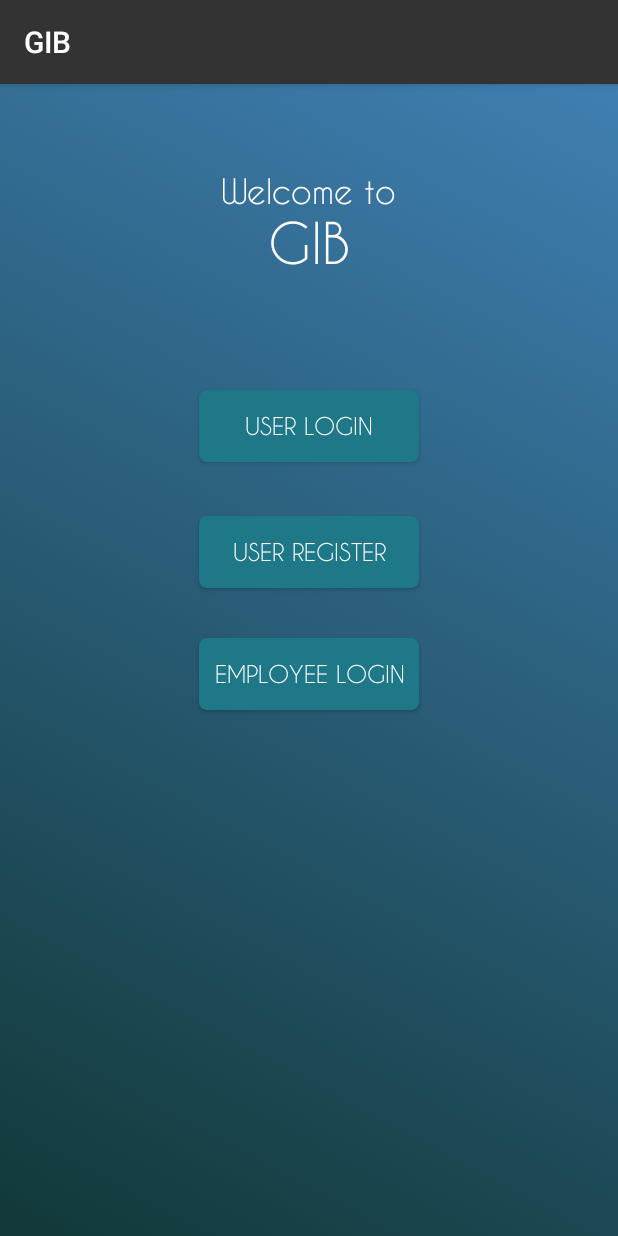
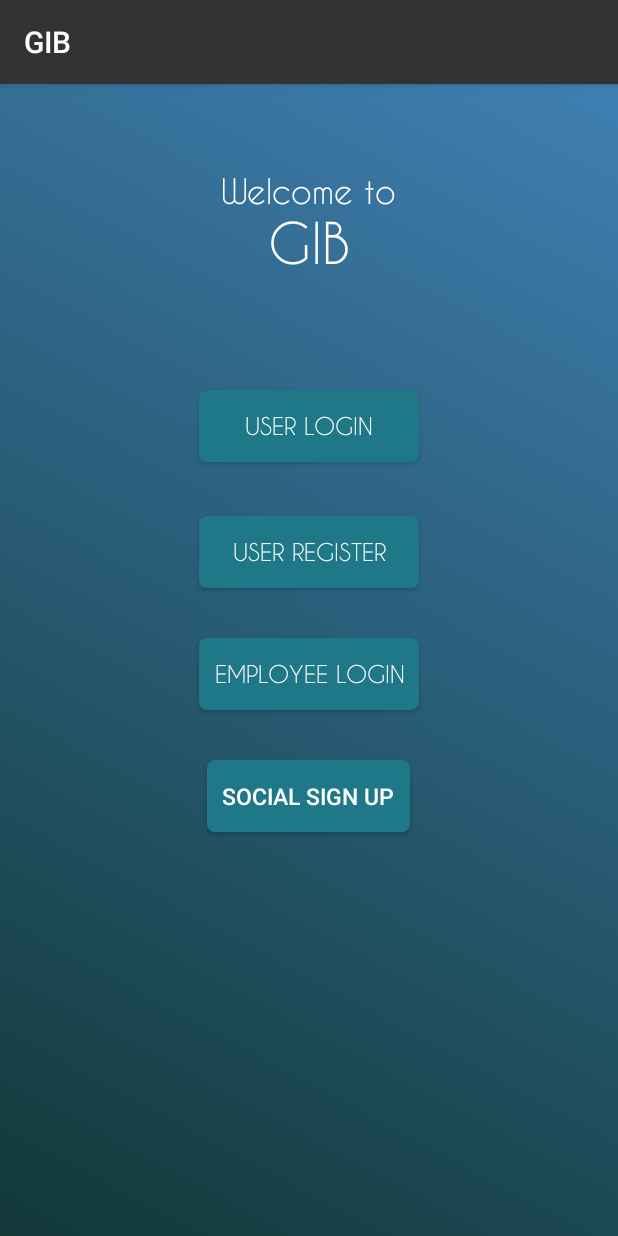
Before and after one commit to godfreyJo/GIB, an Android app: the screen it shows after launch (MainActivity), on a phone screen of 412 x 824 dp. Run offline under Robolectric (Android 15) with nearby library versions, the phone set to English and light mode, and no system bars.

Commit message:
adding social sign up button

```diff
--- a/app/src/main/res/layout/activity_main.xml
+++ b/app/src/main/res/layout/activity_main.xml
@@ -78,4 +78,18 @@
         android:paddingRight="10dp"
         android:layout_below="@+id/user_register"
         android:layout_centerHorizontal="true" />
+
+    <Button
+        android:id="@+id/social_signup"
+        android:layout_width="wrap_content"
+        android:layout_height="wrap_content"
+        android:layout_marginTop="33dp"
+        android:background="@drawable/main_page_buttons"
+        android:text="@string/social_signup"
+        android:textColor="#fff"
+        android:textSize="15sp"
+        android:paddingLeft="10dp"
+        android:paddingRight="10dp"
+        android:layout_below="@+id/employee_login"
+        android:layout_centerHorizontal="true" />
 </RelativeLayout>
--- a/app/src/main/res/values/strings.xml
+++ b/app/src/main/res/values/strings.xml
@@ -4,6 +4,7 @@
     <string name="welcome_to">Welcome to</string>
     <string name="user_register">User Register</string>
     <string name="employee_login">Employee Login</string>
+    <string name="social_signup">Social Sign Up</string>
     <string name="login">Login</string>
     <string name="register">Register</string>
     <string name="name">Name</string>
@@ -23,6 +24,6 @@
     <string name="registrationNo">registrationNo</string>
     <string name="userList">User List</string>
     <string name="resetPAC">Reset PAC</string>
-    <string name="PAC">PAC</string>
+    <string name="PAC">Personal Account</string>
     <string name="copyright">Gody©</string>
 </resources>
```
